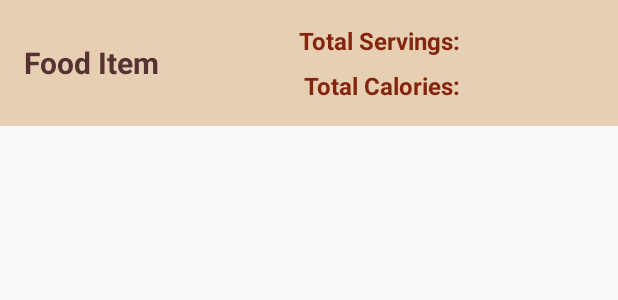
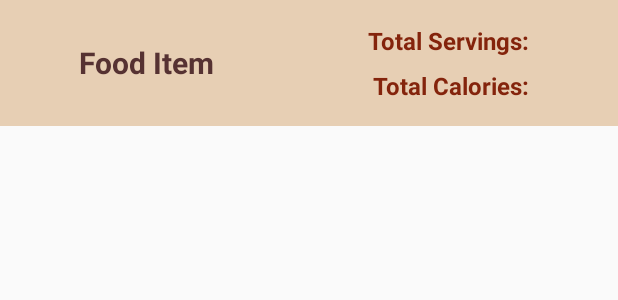
Before and after one commit to TheWickerBreaker/PantryPal, an Android app: the layout list_item.xml on its own in the app's theme, with its tools: preview values and no code run, on a phone screen of 412 x 824 dp. Shown: the top 300 px of the screen. Run offline under Robolectric (Android 15) with nearby library versions, the phone set to English and light mode, and no system bars.

Commit message:
Partial Fix

```diff
--- a/app/src/main/res/layout/activity_editor.xml
+++ b/app/src/main/res/layout/activity_editor.xml
@@ -5,6 +5,7 @@
     xmlns:tools="http://schemas.android.com/tools"
     android:layout_width="match_parent"
     android:layout_height="match_parent"
+    xmlns:app="http://schemas.android.com/apk/res-auto"
     android:background="@color/noContentBackgroundColor"
     android:orientation="vertical"
     android:padding="16dp"
@@ -22,6 +23,7 @@
             style="@style/CategoryStyle"
             android:text="@string/hint_item_name" />
 
+
         <!-- Item field -->
         <EditText
             android:id="@+id/edit_item"
@@ -30,6 +32,7 @@
             android:layout_weight="3"
             android:gravity="center"
             android:hint="@string/dashes" />
+
     </LinearLayout>
 
     <LinearLayout
@@ -118,6 +121,7 @@
             android:layout_width="0dp"
             android:layout_weight="3"
             android:gravity="center"
+            android:inputType="number"
             android:hint="@string/dashes" />
 
     </LinearLayout>
--- a/app/src/main/res/layout/list_item.xml
+++ b/app/src/main/res/layout/list_item.xml
@@ -10,14 +10,17 @@
     <TextView
         android:id="@+id/food_list_item"
         style="@style/CategoryStyle"
+        android:layout_width="0dp"
         android:layout_height="match_parent"
+        android:layout_weight=".75"
         android:gravity="center"
         android:text="@string/food_item"
         android:textSize="20sp" />
 
     <LinearLayout
-        android:layout_width="match_parent"
+        android:layout_width="0dp"
         android:layout_height="wrap_content"
+        android:layout_weight="1"
         android:orientation="vertical">
 
         <LinearLayout
@@ -28,7 +31,8 @@
             <TextView
                 android:id="@+id/total_servings_lable"
                 style="@style/EditorFieldStyle"
-                android:layout_width="200dp"
+                android:layout_width="0dp"
+                android:layout_weight="1"
                 android:gravity="right"
                 android:text="@string/total_servings"
                 tools:ignore="RtlHardcoded" />
@@ -53,8 +57,9 @@
             <TextView
                 android:id="@+id/calories_lable"
                 style="@style/EditorFieldStyle"
-                android:layout_width="200dp"
+                android:layout_width="0dp"
                 android:layout_height="wrap_content"
+                android:layout_weight="1"
                 android:gravity="right"
                 android:text="@string/total_calories"
                 tools:ignore="RtlHardcoded" />
```
Also changed, not shown: app/src/main/java/com/thewickerbreaker/pantrypal/EditorActivity.java (+23 -8 lines).
